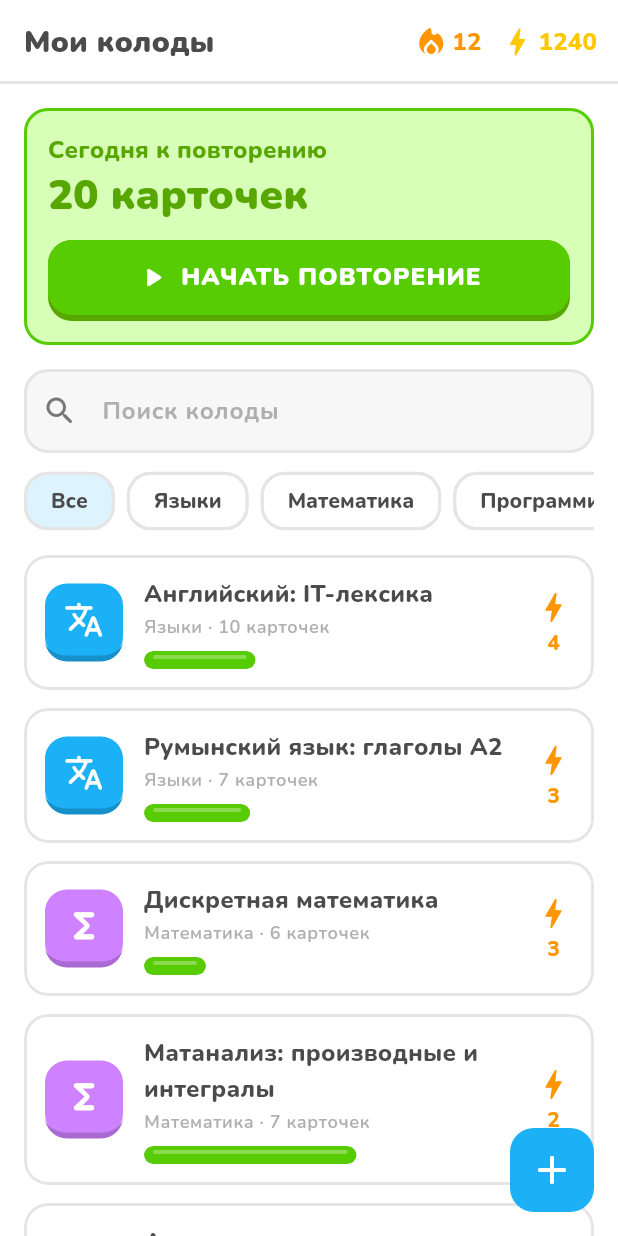
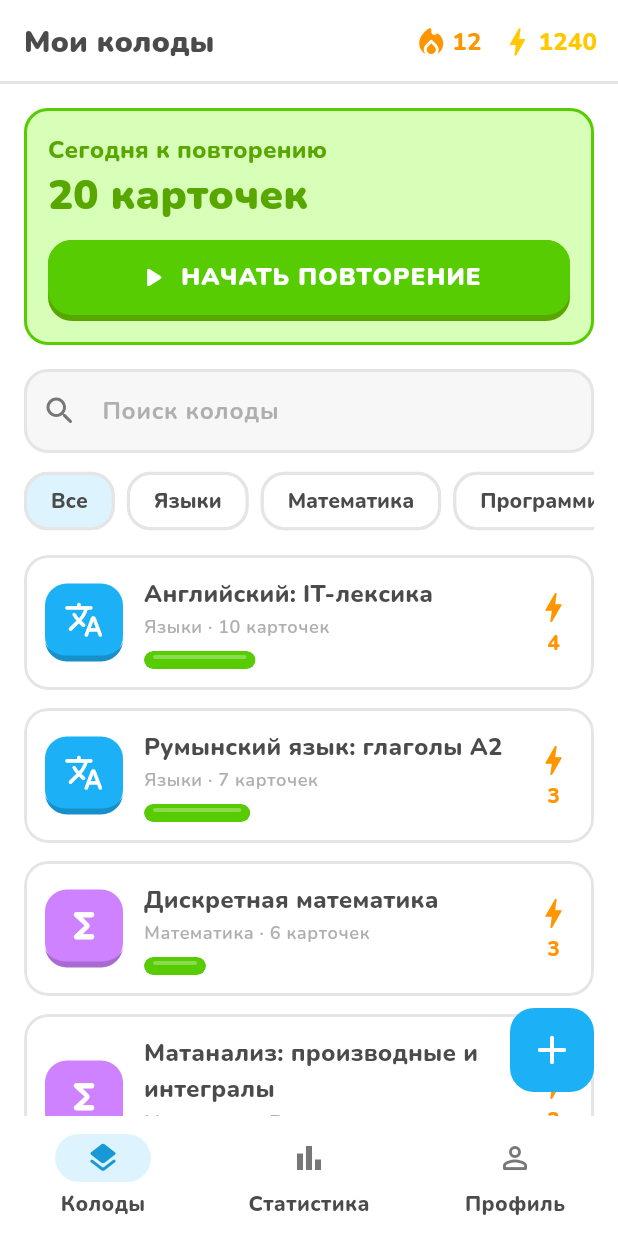
Before and after one commit to bulka-stack/PAM-L3-Navigare, a Flutter app: the screen it shows after launch, after a tap on "ВОЙТИ", on a phone screen of 412 x 824 dp. Run offline on Flutter 3.47's test engine with Material 3 defaults, Android fonts, the phone set to English and light mode, and no system bars; our stand-ins replace go_router.

Commit message:
Постоянные вкладки: StatefulShellRoute.indexedStack + AppShell (NavigationBar), login снаружи

```diff
--- a/lib/router.dart
+++ b/lib/router.dart
@@ -1,3 +1,4 @@
+import 'package:flutter/material.dart';
 import 'package:go_router/go_router.dart';
 
 import 'screens/card_form_screen.dart';
@@ -8,44 +9,85 @@ import 'screens/login_screen.dart';
 import 'screens/profile_screen.dart';
 import 'screens/review_session_screen.dart';
 import 'screens/stats_screen.dart';
+import 'widgets/app_shell.dart';
 
-/// Карта маршрутов: ВСЕ экраны ТЗ получают адрес.
+/// Корневой навигатор: на нём открывается сессия повторения — на весь экран,
+/// без нижней панели (как урок в Duolingo).
+final rootNavigatorKey = GlobalKey<NavigatorState>();
+
+/// Карта маршрутов: login снаружи, три раздела — во вкладках shell-а.
 final router = GoRouter(
+  navigatorKey: rootNavigatorKey,
   initialLocation: '/login', // приложение стартует в аутентификации
   routes: [
-    GoRoute(path: '/login', builder: (context, state) => const LoginScreen()),
-    GoRoute(path: '/decks', builder: (context, state) => const DecksScreen()),
-    // ФИКСИРОВАННЫЕ адреса стоят перед '/decks/:id', иначе int.parse('new') упадёт
-    GoRoute(path: '/decks/new', builder: (context, state) => const DeckFormScreen()),
-    GoRoute(path: '/decks/review', builder: (context, state) => const ReviewSessionScreen()),
     GoRoute(
-      path: '/decks/:id',
+      path: '/login', // ВНЕ shell-а: login без вкладок
+      builder: (context, state) => const LoginScreen(),
+    ),
+    StatefulShellRoute.indexedStack(
+      builder: (context, state, navigationShell) => AppShell(navigationShell: navigationShell),
+      branches: [
+        // Вкладка 1: колоды и всё, что глубже
+        StatefulShellBranch(
+          routes: [
+            GoRoute(
+              path: '/decks',
+              builder: (context, state) => const DecksScreen(),
+              routes: [
+                GoRoute(
+                  path: 'new', // /decks/new — ФИКСИРОВАННЫЙ, стоит перед ':id'
+                  builder: (context, state) => const DeckFormScreen(),
+                ),
+                GoRoute(
+                  path: 'review', // /decks/review — все карточки к повторению сегодня
+                  parentNavigatorKey: rootNavigatorKey,
+                  builder: (context, state) => const ReviewSessionScreen(),
+                ),
+                GoRoute(
+                  path: ':id', // /decks/7
                   builder: (context, state) {
                     final id = int.parse(state.pathParameters['id']!);
                     return DeckDetailScreen(id: id);
                   },
+                  routes: [
+                    GoRoute(
+                      path: 'edit', // /decks/7/edit
+                      builder: (context, state) =>
+                          DeckFormScreen(deckId: int.parse(state.pathParameters['id']!)),
                     ),
                     GoRoute(
-      path: '/decks/:id/edit',
-      builder: (context, state) => DeckFormScreen(deckId: int.parse(state.pathParameters['id']!)),
-    ),
-    GoRoute(
-      path: '/decks/:id/review',
+                      path: 'review', // /decks/7/review — сессия по одной колоде
+                      parentNavigatorKey: rootNavigatorKey,
                       builder: (context, state) =>
                           ReviewSessionScreen(deckId: int.parse(state.pathParameters['id']!)),
                     ),
                     GoRoute(
-      path: '/decks/:id/cards/new',
-      builder: (context, state) => CardFormScreen(deckId: int.parse(state.pathParameters['id']!)),
+                      path: 'cards/new', // /decks/7/cards/new — перед 'cards/:cardId'
+                      builder: (context, state) =>
+                          CardFormScreen(deckId: int.parse(state.pathParameters['id']!)),
                     ),
                     GoRoute(
-      path: '/decks/:id/cards/:cardId',
+                      path: 'cards/:cardId', // /decks/7/cards/42 — редактирование карточки
                       builder: (context, state) => CardFormScreen(
                         deckId: int.parse(state.pathParameters['id']!),
                         cardId: int.parse(state.pathParameters['cardId']!),
                       ),
                     ),
-    GoRoute(path: '/stats', builder: (context, state) => const StatsScreen()),
-    GoRoute(path: '/profile', builder: (context, state) => const ProfileScreen()),
+                  ],
+                ),
+              ],
+            ),
+          ],
+        ),
+        // Вкладка 2: статистика
+        StatefulShellBranch(
+          routes: [GoRoute(path: '/stats', builder: (context, state) => const StatsScreen())],
+        ),
+        // Вкладка 3: профиль
+        StatefulShellBranch(
+          routes: [GoRoute(path: '/profile', builder: (context, state) => const ProfileScreen())],
+        ),
+      ],
+    ),
   ],
 );
--- /dev/null
+++ b/lib/widgets/app_shell.dart
@@ -0,0 +1,39 @@
+import 'package:flutter/material.dart';
+import 'package:go_router/go_router.dart';
+
+/// Обёртка с постоянными вкладками: NavigationBar остаётся на экране,
+/// пока содержимое вкладки меняется. Текущий индекс знает router —
+/// поэтому это StatelessWidget.
+class AppShell extends StatelessWidget {
+  final StatefulNavigationShell navigationShell;
+
+  const AppShell({super.key, required this.navigationShell});
+
+  @override
+  Widget build(BuildContext context) {
+    return Scaffold(
+      body: navigationShell, // содержимое текущей вкладки
+      bottomNavigationBar: NavigationBar(
+        selectedIndex: navigationShell.currentIndex,
+        onDestinationSelected: navigationShell.goBranch, // переключает вкладку
+        destinations: const [
+          NavigationDestination(
+            icon: Icon(Icons.layers_outlined),
+            selectedIcon: Icon(Icons.layers_rounded),
+            label: 'Колоды',
+          ),
+          NavigationDestination(
+            icon: Icon(Icons.bar_chart_outlined),
+            selectedIcon: Icon(Icons.bar_chart_rounded),
+            label: 'Статистика',
+          ),
+          NavigationDestination(
+            icon: Icon(Icons.person_outline_rounded),
+            selectedIcon: Icon(Icons.person_rounded),
+            label: 'Профиль',
+          ),
+        ],
+      ),
+    );
+  }
+}
```
Lines whose indentation alone changed are shown as unchanged.
